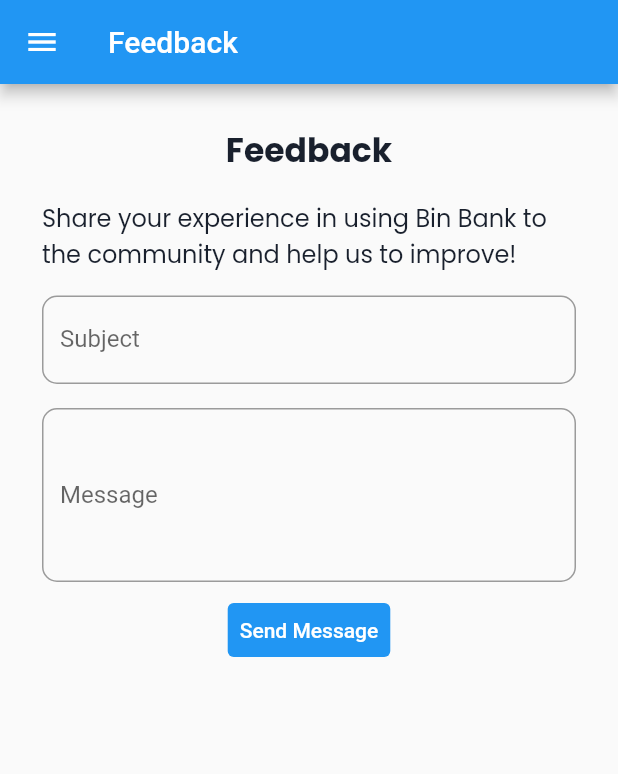
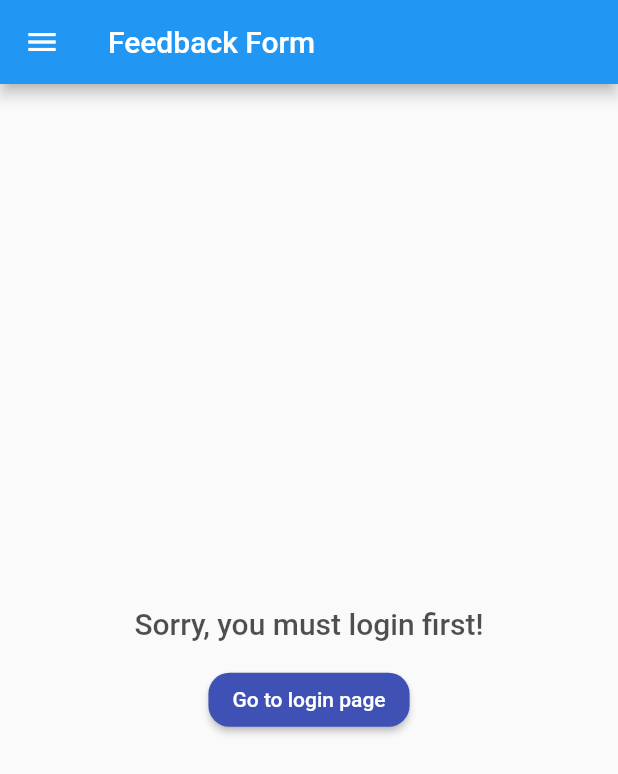
Before and after one commit to rafighalibin/bin_bank_app, a Flutter app: the MyFormPage screen opened directly, on a phone screen of 412 x 824 dp. Shown: the top 774 px of the screen. Run offline on Flutter 3.47's test engine with Material 2 defaults, Android fonts, the light colour scheme and no system bars; our stand-ins replace google_fonts; missing offline and left inert: dart:ffi, pbp_django_auth; accounts and stored records are empty.

Commit message:
revise feedback2

```diff
--- a/lib/main.dart
+++ b/lib/main.dart
@@ -40,7 +40,7 @@
 
 class MyHomePage extends StatefulWidget {
   const MyHomePage({super.key, required String title});
-  final String title = 'Program Counter';
+  final String title = 'Bin Bank';
 
   @override
   State<MyHomePage> createState() => _MyHomePageState();
--- a/lib/page/feedback_form.dart
+++ b/lib/page/feedback_form.dart
@@ -1,10 +1,12 @@
 import 'package:bin_bank_app/utility/drawer_user.dart';
+import 'package:bin_bank_app/utility/drawer_public.dart';
 import 'package:flutter/material.dart';
 import 'package:bin_bank_app/app_styles.dart';
 import 'dart:convert' as convert;
 import 'package:bin_bank_app/main.dart';
 import 'package:provider/provider.dart';
 import 'package:pbp_django_auth/pbp_django_auth.dart';
+import 'package:bin_bank_app/page/login_page.dart';
 
 class MyFormPage extends StatefulWidget {
   const MyFormPage({super.key});
@@ -21,6 +23,7 @@
   void _initFeedback(request) async {
     var data = convert.jsonEncode(
       <String, dynamic>{
+        "user": request.jsonData['username'],
         "subject": subject,
         "feedback": feedback,
       },
@@ -30,7 +33,7 @@
     //headers: {"Content-Type": "application/json"}, body: data);
 
     final response = await request.postJson(
-        "https://bin-bank-pbp.up.railway.app/post-feedback-json/", data);
+        "http://127.0.0.1:8000/post-feedback-json/", data);
     if (response['message'] == 'SUCCESS') {
       ScaffoldMessenger.of(context).showSnackBar(const SnackBar(
         content: Text("Feedback berhasil tersimpan"),
@@ -49,6 +52,44 @@
   @override
   Widget build(BuildContext context) {
     final request = context.watch<CookieRequest>();
+    if (request.jsonData['username'] == null) {
+      return Scaffold(
+        appBar: AppBar(
+          title: const Text("Feedback Form"),
+        ),
+        drawer: const MyDrawerPublic(),
+        body: Column(mainAxisAlignment: MainAxisAlignment.center, children: [
+          Center(
+            child: Container(
+              padding: const EdgeInsets.all(15.0),
+              child: const Text(
+                "Sorry, you must login first!",
+                style: TextStyle(
+                    fontWeight: FontWeight.w500,
+                    fontSize: 20,
+                    color: Color.fromARGB(178, 3, 3, 3)),
+              ),
+            ),
+          ),
+          ElevatedButton(
+              style: ButtonStyle(
+                shape: MaterialStateProperty.all(RoundedRectangleBorder(
+                    borderRadius: BorderRadius.circular(14))),
+                backgroundColor: MaterialStateProperty.all(Colors.indigo),
+              ),
+              onPressed: () {
+                Navigator.pushReplacement(
+                  context,
+                  MaterialPageRoute(builder: (context) => const LoginPage()),
+                );
+              },
+              child: const Text(
+                "Go to login page",
+                style: TextStyle(color: Colors.white),
+              )),
+        ]),
+      );
+    } else {
       return Scaffold(
         appBar: AppBar(
           title: const Text('Feedback'),
@@ -163,3 +204,4 @@
       );
     }
   }
+}
--- a/lib/utility/feedback_fetch.dart
+++ b/lib/utility/feedback_fetch.dart
@@ -3,7 +3,7 @@
 import 'package:bin_bank_app/model/feedback.dart';
 
 Future<List<Feedback>> fetchFeedback() async {
-  var url = Uri.parse('https://bin-bank-pbp.up.railway.app/feedback-json');
+  var url = Uri.parse('http://127.0.0.1:8000/feedback-json');
   var response = await http.get(
     url,
   );
```
Lines whose indentation alone changed are shown as unchanged.
